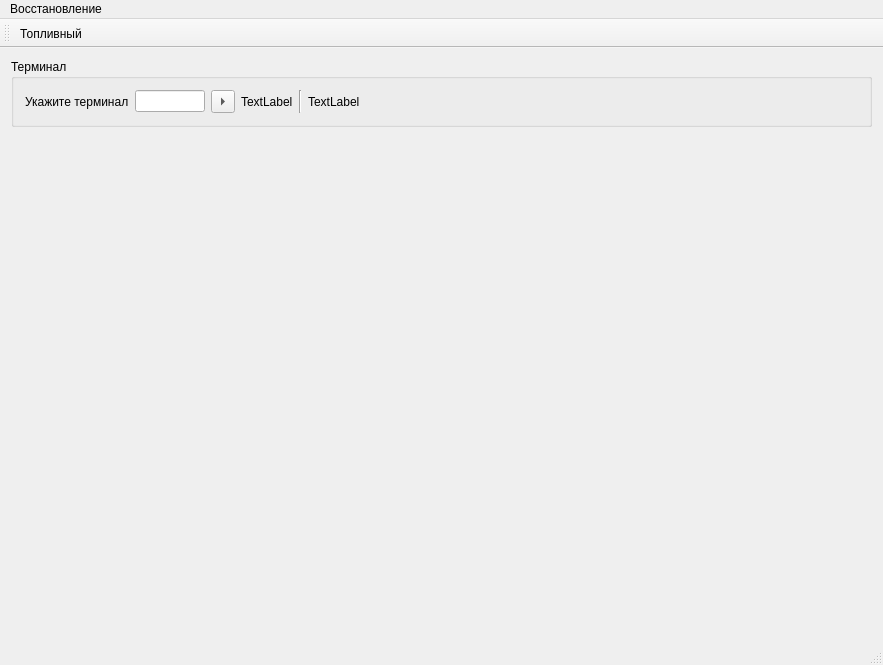
This is mainwindow.ui in rust3128/CheckRecovery as Qt 5 draws it before an edit. The edited form follows.
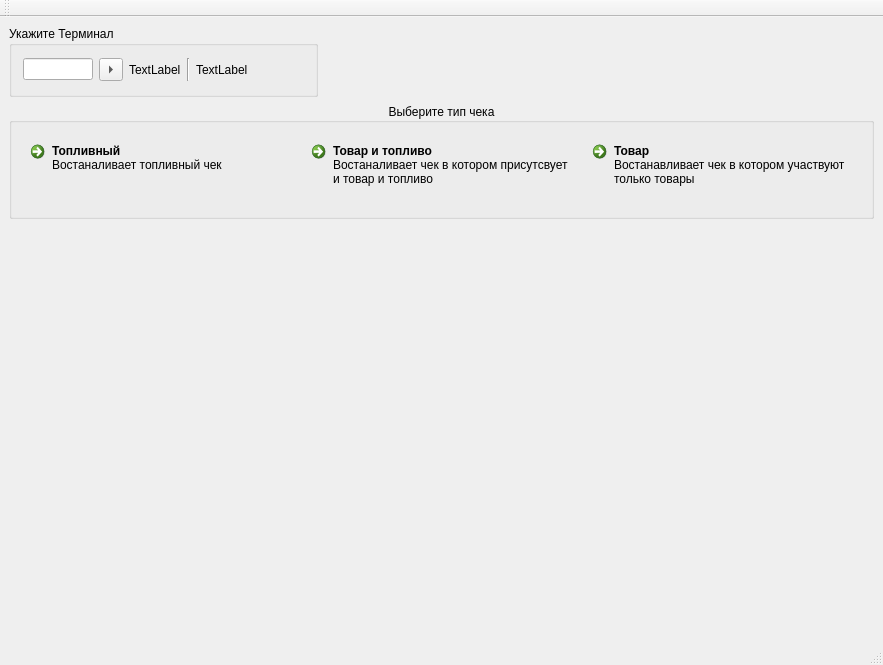
This is the edited form. Icons and pictures are not drawn.

Patch:
```diff
--- a/mainwindow.ui
+++ b/mainwindow.ui
@@ -14,14 +14,20 @@
    <string>MainWindow</string>
   </property>
   <widget class="QWidget" name="centralWidget">
-   <layout class="QGridLayout" name="gridLayout_2">
-    <item row="0" column="0">
      <widget class="QGroupBox" name="groupBoxTerminal">
+    <property name="geometry">
+     <rect>
+      <x>9</x>
+      <y>9</y>
+      <width>309</width>
+      <height>71</height>
+     </rect>
+    </property>
       <property name="title">
-       <string>Терминал</string>
+     <string>Укажите Терминал</string>
       </property>
       <layout class="QGridLayout" name="gridLayout">
-       <item row="0" column="6">
+     <item row="0" column="5">
         <spacer name="horizontalSpacer">
          <property name="orientation">
           <enum>Qt::Horizontal</enum>
@@ -34,21 +40,21 @@
          </property>
         </spacer>
        </item>
-       <item row="0" column="3">
+     <item row="0" column="2">
         <widget class="QLabel" name="labelTerminlInfo">
          <property name="text">
           <string>TextLabel</string>
          </property>
         </widget>
        </item>
-       <item row="0" column="5">
+     <item row="0" column="4">
         <widget class="QLabel" name="labelOnLineStatus">
          <property name="text">
           <string>TextLabel</string>
          </property>
         </widget>
        </item>
-       <item row="0" column="1">
+     <item row="0" column="0">
         <widget class="QLineEdit" name="lineEditTerminal">
          <property name="minimumSize">
           <size>
@@ -64,21 +70,14 @@
          </property>
         </widget>
        </item>
-       <item row="0" column="0">
-        <widget class="QLabel" name="label">
-         <property name="text">
-          <string>Укажите терминал</string>
-         </property>
-        </widget>
-       </item>
-       <item row="0" column="4">
+     <item row="0" column="3">
         <widget class="Line" name="line">
          <property name="orientation">
           <enum>Qt::Vertical</enum>
          </property>
         </widget>
        </item>
-       <item row="0" column="2">
+     <item row="0" column="1">
         <widget class="QToolButton" name="toolButtonSelectTerminals">
          <property name="toolTip">
           <string>Выбрать терминал из списка</string>
@@ -102,21 +101,70 @@
        </item>
       </layout>
      </widget>
-    </item>
-    <item row="1" column="0">
-     <spacer name="verticalSpacer">
-      <property name="orientation">
-       <enum>Qt::Vertical</enum>
-      </property>
-      <property name="sizeHint" stdset="0">
+   <widget class="QGroupBox" name="groupBoxCheckType">
+    <property name="geometry">
+     <rect>
+      <x>9</x>
+      <y>86</y>
+      <width>865</width>
+      <height>116</height>
+     </rect>
+    </property>
+    <property name="autoFillBackground">
+     <bool>false</bool>
+    </property>
+    <property name="title">
+     <string>Выберите тип чека</string>
+    </property>
+    <property name="alignment">
+     <set>Qt::AlignCenter</set>
+    </property>
+    <property name="flat">
+     <bool>true</bool>
+    </property>
+    <layout class="QGridLayout" name="gridLayout_2">
+     <item row="0" column="0">
+      <widget class="QCommandLinkButton" name="commandLinkButtonFuels">
+       <property name="text">
+        <string>Топливный</string>
+       </property>
+       <property name="icon">
+        <iconset resource="resource.qrc">
+         <normaloff>:/Icons/fuel.png</normaloff>:/Icons/fuel.png</iconset>
+       </property>
+       <property name="iconSize">
        <size>
-        <width>20</width>
-        <height>40</height>
-       </size>
-      </property>
-     </spacer>
-    </item>
-   </layout>
+         <width>32</width>
+         <height>32</height>
+        </size>
+       </property>
+       <property name="description">
+        <string>Востаналивает топливный чек</string>
+       </property>
+      </widget>
+     </item>
+     <item row="0" column="1">
+      <widget class="QCommandLinkButton" name="commandLinkButtonCombain">
+       <property name="text">
+        <string>Товар и топливо</string>
+       </property>
+       <property name="description">
+        <string>Востаналивает чек в котором присутсвует и товар и топливо</string>
+       </property>
+      </widget>
+     </item>
+     <item row="0" column="2">
+      <widget class="QCommandLinkButton" name="commandLinkButtonArticles">
+       <property name="text">
+        <string>Товар</string>
+       </property>
+       <property name="description">
+        <string>Востанавливает чек в котором участвуют только товары</string>
+       </property>
+      </widget>
+     </item>
+    </layout>
+   </widget>
   </widget>
   <widget class="QMenuBar" name="menuBar">
    <property name="geometry">
@@ -127,13 +175,6 @@
      <height>23</height>
     </rect>
    </property>
-   <widget class="QMenu" name="menuRec">
-    <property name="title">
-     <string>Восстановление</string>
-    </property>
-    <addaction name="action"/>
-   </widget>
-   <addaction name="menuRec"/>
   </widget>
   <widget class="QToolBar" name="mainToolBar">
    <property name="iconSize">
@@ -151,18 +192,8 @@
    <attribute name="toolBarBreak">
     <bool>false</bool>
    </attribute>
-   <addaction name="action"/>
   </widget>
   <widget class="QStatusBar" name="statusBar"/>
-  <action name="action">
-   <property name="icon">
-    <iconset resource="resource.qrc">
-     <normaloff>:/Icons/fuel.png</normaloff>:/Icons/fuel.png</iconset>
-   </property>
-   <property name="text">
-    <string>Топливный</string>
-   </property>
-  </action>
  </widget>
  <layoutdefault spacing="6" margin="11"/>
  <resources>
```
Lines whose indentation alone changed are shown as unchanged.
